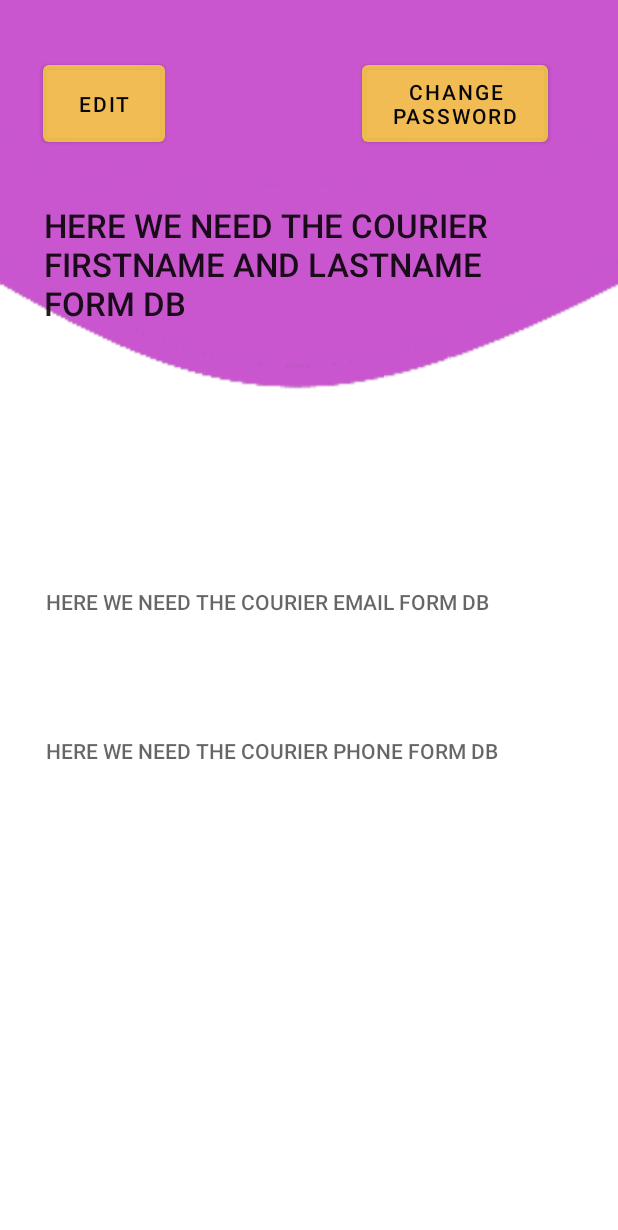
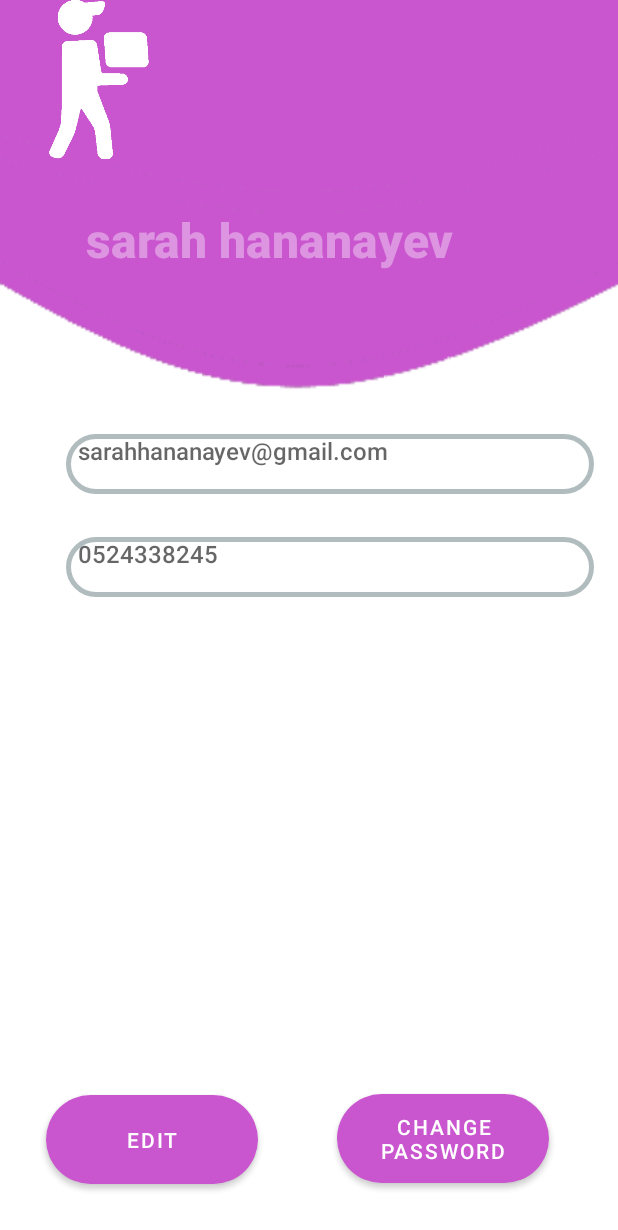
Before and after one commit to FDelivery/courier_app, an Android app: the CourierProfile screen opened directly, with no data from a screen before it, on a phone screen of 412 x 824 dp. Shown: the top 1230 px of the screen. Run offline under Robolectric (Android 15) with nearby library versions, the phone set to English and light mode, and no system bars; 3 statements that could not run were skipped.

Commit message:
Preliminary design finished

```diff
--- a/app/src/main/res/layout/activity_change_password.xml
+++ b/app/src/main/res/layout/activity_change_password.xml
@@ -25,6 +25,7 @@
 
     <EditText
         android:id="@+id/NewPassword"
+        style="@style/Widget.AppCompat.TextView.SpinnerItem"
         android:layout_width="344dp"
         android:layout_height="63dp"
         android:background="@drawable/round_border"
@@ -35,6 +36,8 @@
         android:inputType="textPassword"
         android:padding="16dp"
         android:textAppearance="@style/TextAppearance.AppCompat.Body2"
+        android:textColor="#040404"
+        android:textSize="16sp"
         app:layout_constraintBottom_toBottomOf="parent"
         app:layout_constraintEnd_toEndOf="parent"
         app:layout_constraintHorizontal_bias="0.492"
@@ -44,6 +47,7 @@
 
     <EditText
         android:id="@+id/ConformNewPassword"
+        style="@style/Widget.AppCompat.TextView.SpinnerItem"
         android:layout_width="344dp"
         android:layout_height="63dp"
         android:background="@drawable/round_border"
@@ -54,6 +58,7 @@
         android:inputType="textPassword"
         android:padding="16dp"
         android:textAppearance="@style/TextAppearance.AppCompat.Body2"
+        android:textSize="16sp"
         app:layout_constraintBottom_toBottomOf="parent"
         app:layout_constraintEnd_toEndOf="parent"
         app:layout_constraintHorizontal_bias="0.492"
@@ -68,6 +73,7 @@
         android:background="@drawable/round_buttom"
         android:text="@string/ConformPasswordChange"
         android:textColor="#ffffff"
+        android:textSize="16sp"
         app:backgroundTint="#C956ce"
         app:layout_constraintBottom_toBottomOf="parent"
         app:layout_constraintEnd_toEndOf="parent"
--- a/app/src/main/res/layout/activity_courier_profile.xml
+++ b/app/src/main/res/layout/activity_courier_profile.xml
@@ -10,75 +10,92 @@
 
     <TextView
         android:id="@+id/PhoneMP"
+        style="@style/Widget.AppCompat.TextView.SpinnerItem"
         android:layout_width="352dp"
         android:layout_height="40dp"
+        android:background="@drawable/round_border"
         android:ems="10"
         android:hint="@string/PhoneMP"
         android:inputType="phone"
         android:textAppearance="@style/TextAppearance.AppCompat.Body2"
+        android:textSize="16sp"
         app:layout_constraintBottom_toBottomOf="parent"
         app:layout_constraintEnd_toEndOf="parent"
-        app:layout_constraintHorizontal_bias="0.508"
+        app:layout_constraintHorizontal_bias="0.728"
         app:layout_constraintStart_toStartOf="parent"
         app:layout_constraintTop_toTopOf="parent"
-        app:layout_constraintVertical_bias="0.626" />
+        app:layout_constraintVertical_bias="0.457" />
 
     <TextView
         android:id="@+id/TextMP"
-        android:layout_width="346dp"
-        android:layout_height="94dp"
+        android:layout_width="297dp"
+        android:layout_height="60dp"
         android:text="@string/textMP"
         android:textAppearance="@style/TextAppearance.AppCompat.Body2"
-        android:textSize="22sp"
+        android:textColor="#de95e1"
+        android:textSize="32sp"
+        android:textStyle="bold"
         app:layout_constraintBottom_toBottomOf="parent"
         app:layout_constraintEnd_toEndOf="parent"
-        app:layout_constraintHorizontal_bias="0.446"
         app:layout_constraintStart_toStartOf="parent"
         app:layout_constraintTop_toTopOf="parent"
-        app:layout_constraintVertical_bias="0.185" />
+        app:layout_constraintVertical_bias="0.181" />
 
     <Button
         android:id="@+id/ChangeMP"
-        android:layout_width="81dp"
-        android:layout_height="63dp"
+        android:layout_width="141dp"
+        android:layout_height="59dp"
+        android:background="@drawable/round_buttom"
         android:text="@string/ChangeMP"
-        android:textColor="#070707"
-        app:backgroundTint="#C9FDD835"
+        android:textColor="#ffffff"
+        app:backgroundTint="#c956ce"
         app:layout_constraintBottom_toBottomOf="parent"
         app:layout_constraintEnd_toEndOf="parent"
-        app:layout_constraintHorizontal_bias="0.087"
+        app:layout_constraintHorizontal_bias="0.114"
         app:layout_constraintStart_toStartOf="parent"
         app:layout_constraintTop_toTopOf="parent"
-        app:layout_constraintVertical_bias="0.049" />
-
+        app:layout_constraintVertical_bias="0.955" />
 
     <Button
         android:id="@+id/PassChangeMP"
-        android:layout_width="124dp"
-        android:layout_height="63dp"
+        android:layout_width="141dp"
+        android:layout_height="59dp"
+        android:background="@drawable/round_buttom"
         android:text="@string/PassChangeMP"
-        android:textColor="#070707"
-        app:backgroundTint="#C9FDD835"
+        android:textColor="#FFFFFF"
+        app:backgroundTint="#c956ce"
         app:layout_constraintBottom_toBottomOf="parent"
         app:layout_constraintEnd_toEndOf="parent"
-        app:layout_constraintHorizontal_bias="0.839"
+        app:layout_constraintHorizontal_bias="0.829"
         app:layout_constraintStart_toStartOf="parent"
         app:layout_constraintTop_toTopOf="parent"
-        app:layout_constraintVertical_bias="0.049" />
+        app:layout_constraintVertical_bias="0.954" />
 
     <TextView
         android:id="@+id/EmailMP"
+        style="@android:style/Widget.Holo.Light.TextView.SpinnerItem"
         android:layout_width="352dp"
         android:layout_height="40dp"
+        android:background="@drawable/round_border"
         android:ems="10"
         android:hint="@string/EmailMP"
         android:inputType="textEmailAddress"
+        android:paddingRight="16dp"
         android:textAppearance="@style/TextAppearance.AppCompat.Body2"
+        android:textSize="16sp"
         app:layout_constraintBottom_toBottomOf="parent"
         app:layout_constraintEnd_toEndOf="parent"
-        app:layout_constraintHorizontal_bias="0.508"
+        app:layout_constraintHorizontal_bias="0.728"
         app:layout_constraintStart_toStartOf="parent"
         app:layout_constraintTop_toTopOf="parent"
-        app:layout_constraintVertical_bias="0.499" />
+        app:layout_constraintVertical_bias="0.369" />
+
+    <ImageView
+        android:id="@+id/imageView2"
+        android:layout_width="132dp"
+        android:layout_height="106dp"
+        app:srcCompat="@drawable/deliveryman"
+        tools:layout_editor_absoluteX="139dp"
+        tools:layout_editor_absoluteY="16dp" />
 
 </androidx.constraintlayout.widget.ConstraintLayout>
--- a/app/src/main/res/values/strings.xml
+++ b/app/src/main/res/values/strings.xml
@@ -12,26 +12,27 @@
     <string name="LastName">Last Name</string>
     <string name="PasswordEt">Password</string>
     <string name="Phone">Phone number</string>
-    <string name="Text">Create your account</string>
+    <string name="Text">NEW USER</string>
     <string name="Create">Create account</string>
     <string name="EmailEt">Email</string>
 
     <string name="textViewWelcom">hello (user name)</string>
 
-    <string name="PhoneMP">HERE WE NEED THE COURIER PHONE  FORM DB</string>
-    <string name="textMP">HERE WE NEED THE COURIER FIRSTNAME AND LASTNAME FORM DB</string>
-    <string name="EmailMP">HERE WE NEED THE COURIER EMAIL FORM DB</string>
-    <string name="ChangeMP">Edit</string>
-    <string name="PassChangeMP">change password</string>
+    <string name="PhoneMP">0524338245</string>
+    <string name="textMP">sarah hananayev</string>
+    <string name="EmailMP">sarahhananayev@gmail.com</string>
+    <string name="ChangeMP">EDIT</string>
+    <string name="PassChangeMP">CHANGE PASSWORD</string>
     <string name="ConfirmNewPassword">Confirm new password</string>
     <string name="NewPassword">Enter new password</string>
     <string name="ConformPasswordChange">SAVE</string>
     <string name="PhoneEP">HERE WE NEED THE COURIER PHONE  FORM DB</string>
-    <string name="LastNameEP">HERE WE NEED THE COURIER PHONE 2 FORM DB</string>
+    <string name="Phone2EP">HERE WE NEED THE COURIER PHONE 2 FORM DB</string>
     <string name="textEP">Edit Profile</string>
     <string name="EmailEP">HERE WE NEED THE COURIERS EMAIL FORM DB</string>
     <string name="ChangeEP">Save</string>
-    <string name="FirstNameEP">HERE WE NEED THE COURIER NAME FORM DB</string>
+    <string name="FirstNameEP">HERE WE NEED THE COURIER FFIRST NAME FORM DB</string>
+    <string name="LastNameEP">HERE WE NEED THE COURIER LAST NAME FORM DB</string>
 
 
 </resources>
```
Also changed, not shown: app/src/main/res/layout/activity_courier_main.xml (+12 -14 lines), app/src/main/res/layout/activity_edit_my_profile.xml (+45 -19 lines), app/src/main/res/layout/activity_main.xml (+6 -4 lines), app/src/main/res/layout/activity_register_new_courier.xml (+57 -25 lines).
